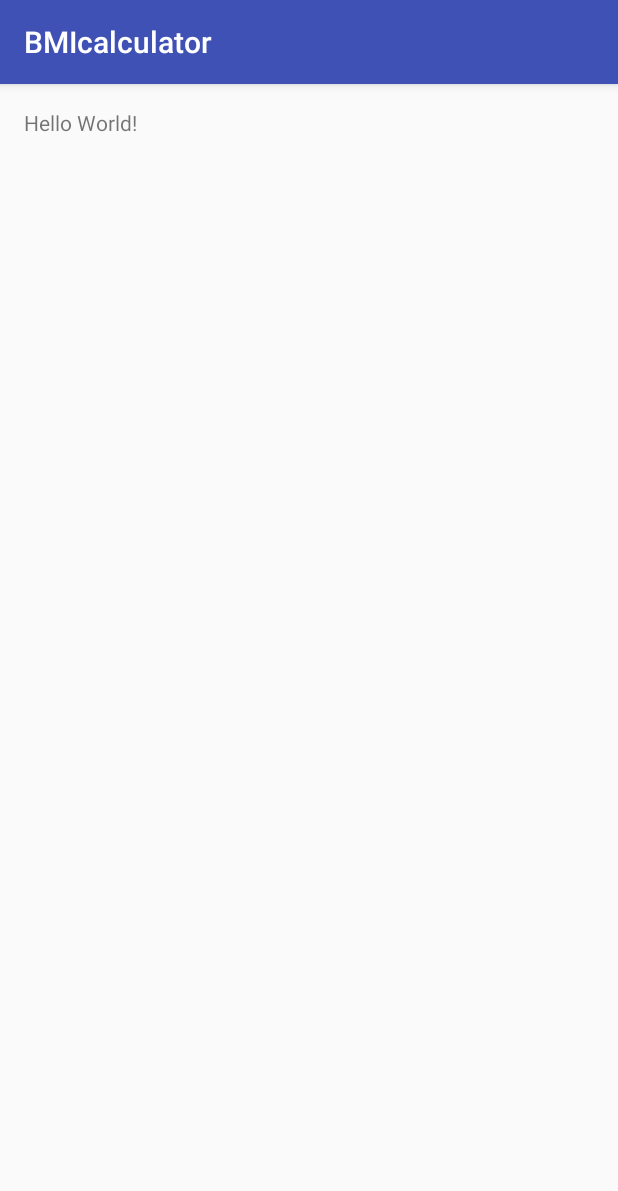
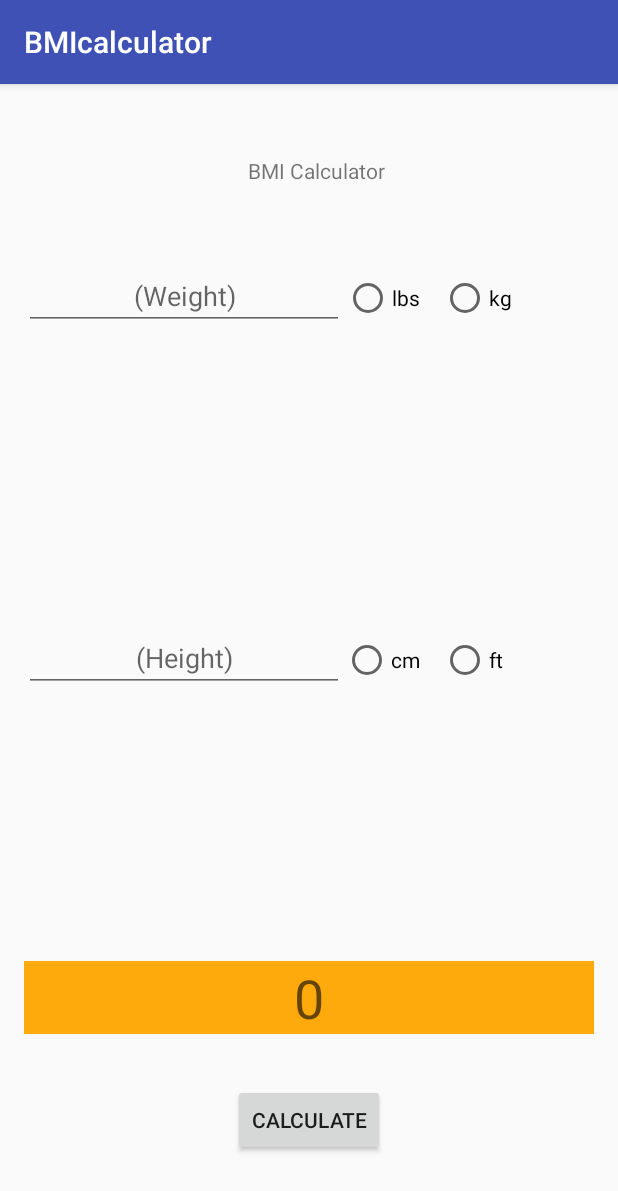
Before and after one commit to nhumnguyen/BMIcalulator, an Android app: the screen it shows after launch (MainActivity), on a phone screen of 412 x 824 dp. Shown: the top 1191 px of the screen. Run offline under Robolectric (Android 15) with nearby library versions, the phone set to English and light mode, and no system bars.

Commit message:
converter for ft and lbs

```diff
--- a/app/src/main/java/com/example/nhung/bmicalculator/MainActivity.java
+++ b/app/src/main/java/com/example/nhung/bmicalculator/MainActivity.java
@@ -10,9 +10,9 @@ import android.widget.TextView;
 public class MainActivity extends AppCompatActivity {
 
     TextView ans;
-    EditText feetTxt;
-    EditText inchesTxt;
-    EditText poundsTxt;
+    EditText weightBox;
+    EditText heightBox;
+    //EditText poundsTxt;
 
     @Override
     protected void onCreate(Bundle savedInstanceState) {
@@ -20,24 +20,25 @@ public class MainActivity extends AppCompatActivity {
         setContentView(R.layout.activity_main);
 
 
-        feetTxt = (EditText) findViewById(R.id.feetTxt);
-        inchesTxt = (EditText) findViewById(R.id.inchesTxt);
-        poundsTxt = (EditText) findViewById(R.id.poundTxt);
-        ans = (TextView) findViewById(R.id.ans);
+        weightBox = (EditText) findViewById(R.id.weightBox);
+        heightBox = (EditText) findViewById(R.id.heightBox);
+        //poundsTxt = (EditText) findViewById(R.id.poundTxt);
+        ans = (TextView) findViewById(R.id.ansBox);
 
 
-        Button calculator = (Button) findViewById(R.id.button7);
+        Button calculator = (Button) findViewById(R.id.calBut);
         calculator.setOnClickListener(new View.OnClickListener() {
             @Override
             public void onClick(View view) {
-                double feet = Float.parseFloat(feetTxt.getText().toString());
-                double inches = Float.parseFloat(inchesTxt.getText().toString());
-                double weight = Float.parseFloat(poundsTxt.getText().toString());
+                float feet = Float.parseFloat(heightBox.getText().toString());
+                //double inches = Float.parseFloat(inchesTxt.getText().toString());
+                float weight = Float.parseFloat(weightBox.getText().toString());
 
-                double totalHeight = (feet * 12) + inches;
-                double bmi = (weight * 0.45) / Math.pow((totalHeight * 0.025), 2);
+                //double totalHeight = (feet * 12) + inches;
+                double bmi = (weight * 703) / Math.pow((feet * 12), 2);
+//                double bmi = (weight * 703) / Math.pow((feet ), 2);
                 System.out.println(bmi);
-                ans.setText(String.format("%.2f", bmi));
+                ans.setText(String.format("%.1f", bmi));
 
             }
 
--- a/app/src/main/res/layout/activity_main.xml
+++ b/app/src/main/res/layout/activity_main.xml
@@ -1,5 +1,6 @@
 <?xml version="1.0" encoding="utf-8"?>
 <RelativeLayout xmlns:android="http://schemas.android.com/apk/res/android"
+    xmlns:app="http://schemas.android.com/tools"
     xmlns:tools="http://schemas.android.com/tools"
     android:id="@+id/activity_main"
     android:layout_width="match_parent"
@@ -10,8 +11,126 @@
     android:paddingTop="@dimen/activity_vertical_margin"
     tools:context="com.example.nhung.bmicalculator.MainActivity">
 
-    <TextView
+    <Button
+        android:text="Calculate"
         android:layout_width="wrap_content"
         android:layout_height="wrap_content"
-        android:text="Hello World!" />
+        android:id="@+id/calBut"
+        android:layout_marginBottom="37dp"
+        android:layout_alignParentBottom="true"
+        android:layout_centerHorizontal="true" />
+
+    <EditText
+        android:layout_width="wrap_content"
+        android:layout_height="wrap_content"
+        android:inputType="textPersonName"
+        android:ems="10"
+        android:id="@+id/ansBox"
+        android:hint="0"
+        android:textAlignment="center"
+        android:textEditSidePasteWindowLayout="?android:attr/colorPressedHighlight"
+        android:background="?android:attr/colorPressedHighlight"
+        android:textSize="36sp"
+        android:layout_marginBottom="33dp"
+        android:layout_above="@+id/calBut"
+        android:layout_alignParentLeft="true"
+        android:layout_alignParentStart="true" />
+
+    <TextView
+        android:text="BMI Calculator"
+        android:layout_width="wrap_content"
+        android:layout_height="wrap_content"
+        android:id="@+id/textView"
+        android:layout_alignParentTop="true"
+        android:layout_alignRight="@+id/calBut"
+        android:layout_alignEnd="@+id/calBut"
+        android:layout_marginTop="32dp" />
+
+    <RadioGroup
+        android:layout_width="wrap_content"
+        android:layout_height="wrap_content"
+        android:layout_alignBottom="@+id/weightBox"
+        android:layout_alignParentRight="true"
+        android:layout_alignParentEnd="true">
+
+    </RadioGroup>
+
+
+    <RadioGroup
+        android:layout_width="wrap_content"
+        android:layout_height="wrap_content"
+        android:layout_alignBottom="@+id/heightBox"
+        android:layout_alignParentRight="true"
+        android:layout_alignParentEnd="true">
+
+    </RadioGroup>
+
+    <RadioButton
+        android:text="lbs"
+        android:layout_width="wrap_content"
+        android:layout_height="wrap_content"
+        android:id="@+id/lbsBox"
+        android:layout_alignBaseline="@+id/weightBox"
+        android:layout_alignBottom="@+id/weightBox"
+        android:layout_toRightOf="@+id/weightBox"
+        android:layout_toEndOf="@+id/weightBox" />
+
+    <RadioButton
+    android:text="kg"
+    android:layout_width="wrap_content"
+    android:layout_height="wrap_content"
+    android:id="@+id/kgBox"
+        android:layout_alignBaseline="@+id/lbsBox"
+        android:layout_alignBottom="@+id/lbsBox"
+        android:layout_toRightOf="@+id/lbsBox"
+        android:layout_toEndOf="@+id/lbsBox"
+        android:layout_marginLeft="14dp"
+        android:layout_marginStart="14dp" />
+
+    <RadioButton
+        android:text="cm"
+        android:layout_width="wrap_content"
+        android:layout_height="wrap_content"
+        android:id="@+id/cmBox"
+        android:layout_centerVertical="true"
+        android:layout_alignRight="@+id/lbsBox"
+        android:layout_alignEnd="@+id/lbsBox" />
+
+    <RadioButton
+    android:text="ft"
+    android:layout_width="wrap_content"
+    android:layout_height="wrap_content"
+    android:id="@+id/ftBox"
+        android:layout_alignBaseline="@+id/cmBox"
+        android:layout_alignBottom="@+id/cmBox"
+        android:layout_alignLeft="@+id/kgBox"
+        android:layout_alignStart="@+id/kgBox" />
+
+    <EditText
+        android:layout_width="wrap_content"
+        android:layout_height="wrap_content"
+        android:inputType="numberDecimal"
+        android:ems="10"
+        android:id="@+id/weightBox"
+        android:textAlignment="center"
+        android:hint="(Weight)"
+        android:layout_marginTop="51dp"
+        android:layout_below="@+id/textView"
+        android:layout_alignParentLeft="true"
+        android:layout_alignParentStart="true" />
+
+    <EditText
+        android:layout_width="wrap_content"
+        android:layout_height="wrap_content"
+        android:inputType="numberDecimal"
+        android:ems="10"
+        android:id="@+id/heightBox"
+        android:hint="(Height)"
+        android:textAlignment="center"
+        android:layout_alignBaseline="@+id/cmBox"
+        android:layout_alignBottom="@+id/cmBox"
+        android:layout_alignParentLeft="true"
+        android:layout_alignParentStart="true" />
+
+
 </RelativeLayout>
```
